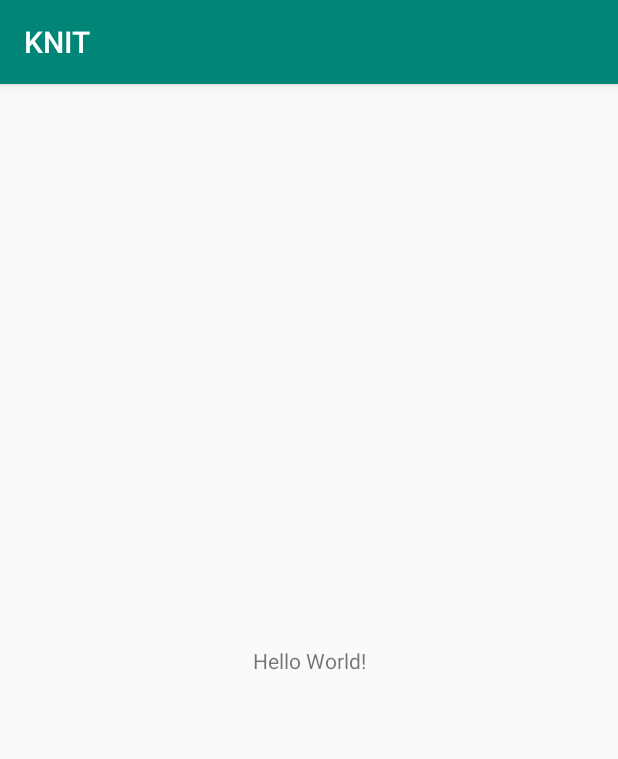
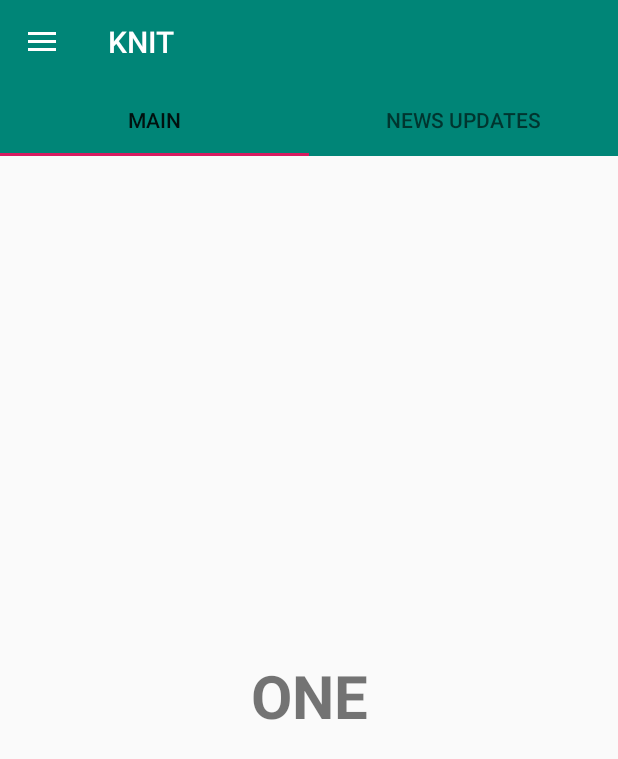
Before and after one commit to Sanjeevsky/KNIT, an Android app: the screen it shows after launch (MainActivity), on a phone screen of 412 x 824 dp. Shown: the top 759 px of the screen. Run offline under Robolectric (Android 15) with nearby library versions, the phone set to English and light mode, and no system bars.

Commit message:
Added NavigationDrawer And Fragments

```diff
--- a/app/build.gradle
+++ b/app/build.gradle
@@ -22,7 +22,10 @@ dependencies {
     implementation fileTree(dir: 'libs', include: ['*.jar'])
     implementation 'com.android.support:appcompat-v7:28.0.0'
     implementation 'com.android.support.constraint:constraint-layout:1.1.3'
+    implementation 'com.android.support:support-v4:28.0.0-rc02'
     testImplementation 'junit:junit:4.12'
     androidTestImplementation 'com.android.support.test:runner:1.0.2'
     androidTestImplementation 'com.android.support.test.espresso:espresso-core:3.0.2'
+    implementation 'com.android.support:design:28.0.0'
+    implementation 'de.hdodenhof:circleimageview:2.2.0'
 }
--- a/app/src/main/java/com/example/sanjeevyadav/knit/MainActivity.java
+++ b/app/src/main/java/com/example/sanjeevyadav/knit/MainActivity.java
@@ -1,13 +1,64 @@
 package com.example.sanjeevyadav.knit;
 
+import android.support.annotation.NonNull;
+import android.support.design.widget.NavigationView;
+import android.support.design.widget.TabLayout;
+import android.support.v4.view.GravityCompat;
+import android.support.v4.view.ViewPager;
+import android.support.v4.widget.DrawerLayout;
+import android.support.v7.app.ActionBarDrawerToggle;
 import android.support.v7.app.AppCompatActivity;
 import android.os.Bundle;
+import android.view.MenuItem;
+import android.widget.Toast;
 
-public class MainActivity extends AppCompatActivity {
+public class MainActivity extends AppCompatActivity implements NavigationView.OnNavigationItemSelectedListener{
+    android.support.v7.widget.Toolbar toolbar;
+    TabLayout tabLayout;
+    ViewPager viewPager;
+    NavigationView navigationView;
+    DrawerLayout drawerLayout;
 
     @Override
     protected void onCreate(Bundle savedInstanceState) {
         super.onCreate(savedInstanceState);
-        setContentView(R.layout.activity_main);
+        setContentView(R.layout.navigation_drawer);
+        toolbar= (android.support.v7.widget.Toolbar) findViewById(R.id.toolbar_id);
+        setSupportActionBar(toolbar);
+        viewPager=(ViewPager)findViewById(R.id.viewPager_id);
+        ViewPagerAdapter adapter=new ViewPagerAdapter(getSupportFragmentManager());
+        adapter.addFragment(new MainFragment(),"Main");
+        adapter.addFragment(new NewsFragment(),"News Updates");
+        viewPager.setAdapter(adapter);
+        tabLayout=(TabLayout)findViewById(R.id.tabLayout_id);
+        tabLayout.setupWithViewPager(viewPager);
+        drawerLayout=(DrawerLayout)findViewById(R.id.drawer_id);
+        navigationView=(NavigationView)findViewById(R.id.navigation_view);
+        navigationView.setNavigationItemSelectedListener(this);
+        ActionBarDrawerToggle toggle=new ActionBarDrawerToggle(this,drawerLayout,toolbar,R.string.navigation_open,R.string.navigation_close);
+        drawerLayout.setDrawerListener(toggle);
+        toggle.syncState();
+    }
+    @Override
+    public void onBackPressed() {
+        if(drawerLayout.isDrawerOpen(GravityCompat.START))
+        {
+            drawerLayout.closeDrawer(GravityCompat.START);
+        }else{
+            super.onBackPressed();
+        }
+
+    }
+
+    @Override
+    public boolean onNavigationItemSelected(@NonNull MenuItem item) {
+        int id=item.getItemId();
+        switch(id)
+        {
+
+        }
+        drawerLayout.closeDrawer(GravityCompat.START);
+
+        return true;
     }
 }
--- /dev/null
+++ b/app/src/main/java/com/example/sanjeevyadav/knit/MainFragment.java
@@ -0,0 +1,23 @@
+package com.example.sanjeevyadav.knit;
+
+import android.content.Context;
+import android.net.Uri;
+import android.os.Bundle;
+import android.support.annotation.NonNull;
+import android.support.annotation.Nullable;
+import android.support.v4.app.Fragment;
+import android.view.LayoutInflater;
+import android.view.View;
+import android.view.ViewGroup;
+
+public class MainFragment extends Fragment {
+        public MainFragment() {
+        }
+        View view;
+        @Nullable
+        @Override
+        public View onCreateView(@NonNull LayoutInflater inflater, @Nullable ViewGroup container, @Nullable Bundle savedInstanceState) {
+            view=inflater.inflate(R.layout.fragment_main,container,false);
+            return view;
+        }
+    }
--- /dev/null
+++ b/app/src/main/java/com/example/sanjeevyadav/knit/NewsFragment.java
@@ -0,0 +1,24 @@
+package com.example.sanjeevyadav.knit;
+
+import android.content.Context;
+import android.net.Uri;
+import android.os.Bundle;
+import android.support.annotation.NonNull;
+import android.support.annotation.Nullable;
+import android.support.v4.app.Fragment;
+import android.view.LayoutInflater;
+import android.view.View;
+import android.view.ViewGroup;
+
+
+public class NewsFragment extends Fragment {
+        public NewsFragment() {
+        }
+        View view;
+        @Nullable
+        @Override
+        public View onCreateView(@NonNull LayoutInflater inflater, @Nullable ViewGroup container, @Nullable Bundle savedInstanceState) {
+            view=inflater.inflate(R.layout.fragment_news,container,false);
+            return view;
+        }
+    }
--- /dev/null
+++ b/app/src/main/java/com/example/sanjeevyadav/knit/ViewPagerAdapter.java
@@ -0,0 +1,38 @@
+package com.example.sanjeevyadav.knit;
+
+import android.support.annotation.Nullable;
+import android.support.v4.app.Fragment;
+import android.support.v4.app.FragmentManager;
+import android.support.v4.app.FragmentPagerAdapter;
+
+import java.util.ArrayList;
+import java.util.List;
+
+public class ViewPagerAdapter extends FragmentPagerAdapter {
+    private final List<Fragment> fragmentList=new ArrayList<>();
+    private final List<String> fragmentTitleList=new ArrayList<>();
+    public ViewPagerAdapter(FragmentManager fm) {
+        super(fm);
+    }
+
+    @Override
+    public Fragment getItem(int position) {
+        return  fragmentList.get(position);
+    }
+
+    @Nullable
+    @Override
+    public CharSequence getPageTitle(int position) {
+        return fragmentTitleList.get(position);
+    }
+
+    @Override
+    public int getCount() {
+        return fragmentTitleList.size();
+    }
+    public void addFragment(Fragment fragment, String title)
+    {
+        fragmentList.add(fragment);
+        fragmentTitleList.add(title);
+    }
+}
--- a/app/src/main/res/layout/activity_main.xml
+++ b/app/src/main/res/layout/activity_main.xml
@@ -1,5 +1,5 @@
 <?xml version="1.0" encoding="utf-8"?>
-<android.support.constraint.ConstraintLayout
+<RelativeLayout
     xmlns:android="http://schemas.android.com/apk/res/android"
     xmlns:tools="http://schemas.android.com/tools"
     xmlns:app="http://schemas.android.com/apk/res-auto"
@@ -7,13 +7,26 @@
     android:layout_height="match_parent"
     tools:context=".MainActivity">
 
-    <TextView
-        android:layout_width="wrap_content"
+    <android.support.v7.widget.Toolbar
+        android:layout_width="match_parent"
         android:layout_height="wrap_content"
-        android:text="Hello World!"
-        app:layout_constraintBottom_toBottomOf="parent"
-        app:layout_constraintLeft_toLeftOf="parent"
-        app:layout_constraintRight_toRightOf="parent"
-        app:layout_constraintTop_toTopOf="parent" />
+        android:background="@color/colorPrimary"
+        android:id="@+id/toolbar_id"
+        android:theme="@style/ThemeOverlay.AppCompat.Dark.ActionBar"/>
 
-</android.support.constraint.ConstraintLayout>
+    <android.support.design.widget.TabLayout
+        android:layout_width="match_parent"
+        android:layout_height="wrap_content"
+        android:id="@+id/tabLayout_id"
+        android:layout_below="@id/toolbar_id"
+        android:background="@color/colorPrimary"
+        app:tabMode="fixed"
+        app:tabGravity="fill"/>
+
+    <android.support.v4.view.ViewPager
+        android:layout_width="match_parent"
+        android:layout_height="match_parent"
+        android:layout_below="@id/tabLayout_id"
+        android:id="@+id/viewPager_id" />
+
+</RelativeLayout>
--- /dev/null
+++ b/app/src/main/res/layout/fragment_main.xml
@@ -0,0 +1,16 @@
+<?xml version="1.0" encoding="utf-8"?>
+<FrameLayout xmlns:android="http://schemas.android.com/apk/res/android"
+    xmlns:tools="http://schemas.android.com/tools"
+    android:layout_width="match_parent"
+    android:layout_height="match_parent"
+    tools:context=".MainFragment">
+
+    <TextView
+        android:layout_width="match_parent"
+        android:layout_height="match_parent"
+        android:text="ONE"
+        android:textSize="40dp"
+        android:gravity="center"
+        android:textStyle="bold"/>
+
+</FrameLayout>
--- /dev/null
+++ b/app/src/main/res/layout/navigation_drawer.xml
@@ -0,0 +1,28 @@
+<?xml version="1.0" encoding="utf-8"?>
+<android.support.v4.widget.DrawerLayout xmlns:android="http://schemas.android.com/apk/res/android"
+    android:layout_width="match_parent"
+    android:layout_height="match_parent"
+    xmlns:app="http://schemas.android.com/apk/res-auto"
+    xmlns:tools="http://schemas.android.com/tools"
+    android:id="@+id/drawer_id"
+    android:fitsSystemWindows="true"
+    tools:openDrawer="start">
+    <include layout="@layout/activity_main"
+        />
+
+   <android.support.design.widget.NavigationView
+       android:layout_width="wrap_content"
+       android:layout_height="match_parent"
+       android:id="@+id/navigation_view"
+       android:layout_gravity="start"
+       android:fitsSystemWindows="true"
+       app:headerLayout="@layout/navigation_header"
+       app:menu="@menu/navigation_menu"/>
+
+
+
+
+
+
+
+</android.support.v4.widget.DrawerLayout>
--- /dev/null
+++ b/app/src/main/res/menu/navigation_menu.xml
@@ -0,0 +1,23 @@
+<?xml version="1.0" encoding="utf-8"?>
+<menu xmlns:android="http://schemas.android.com/apk/res/android">
+    <group android:checkableBehavior="single">
+
+
+    </group>
+<item android:title="subheader">
+
+    <menu>
+
+
+
+    </menu>
+
+
+
+
+
+</item>
+
+
+
+</menu>
--- a/app/src/main/res/values/strings.xml
+++ b/app/src/main/res/values/strings.xml
@@ -1,3 +1,8 @@
 <resources>
     <string name="app_name">KNIT</string>
+
+    <!-- TODO: Remove or change this placeholder text -->
+    <string name="hello_blank_fragment">Hello blank fragment</string>
+    <string name="navigation_open">Open Navigation Drawer</string>
+    <string name="navigation_close">Close Navigation Drawer</string>
 </resources>
--- a/app/src/main/res/values/styles.xml
+++ b/app/src/main/res/values/styles.xml
@@ -1,11 +1,18 @@
 <resources>
 
     <!-- Base application theme. -->
-    <style name="AppTheme" parent="Theme.AppCompat.Light.DarkActionBar">
+    <style name="AppTheme" parent="Theme.AppCompat.Light.NoActionBar">
         <!-- Customize your theme here. -->
         <item name="colorPrimary">@color/colorPrimary</item>
         <item name="colorPrimaryDark">@color/colorPrimaryDark</item>
         <item name="colorAccent">@color/colorAccent</item>
     </style>
+    <style name="AppTheme.NoActionBar">
+        <item name="windowActionBar">false</item>
+
+        <item name="android:windowNoTitle">true</item>
+        <item name="android:windowDrawsSystemBarBackgrounds">true</item>
+        <item name="android:statusBarColor">@android:color/transparent</item>
+    </style>>
 
 </resources>
--- a/build.gradle
+++ b/build.gradle
@@ -7,7 +7,7 @@ buildscript {
         jcenter()
     }
     dependencies {
-        classpath 'com.android.tools.build:gradle:3.2.1'
+        classpath 'com.android.tools.build:gradle:3.3.0'
 
 
         // NOTE: Do not place your application dependencies here; they belong
```
Also changed, not shown: app/src/main/res/layout/fragment_news.xml (added, +15 -0 lines), app/src/main/res/layout/navigation_header.xml (added, +29 -0 lines), gradle/wrapper/gradle-wrapper.properties.
